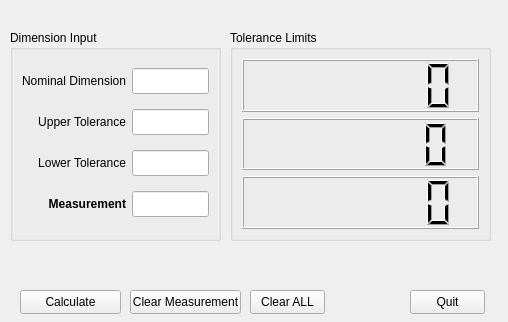
Before: the Qt Designer form tolerance.ui in asteng88/tolerance_helper, drawn with Qt 5.
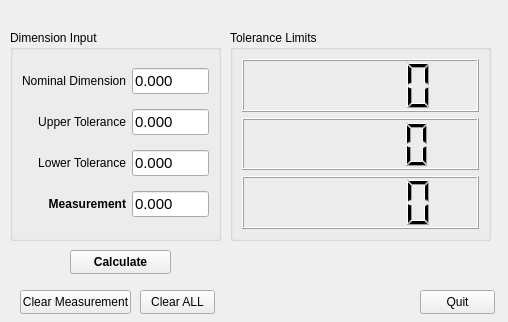
After: the same form once the commit is applied.

What changed in the file:
```diff
--- a/tolerance.ui
+++ b/tolerance.ui
@@ -11,12 +11,12 @@
    </rect>
   </property>
   <property name="windowTitle">
-   <string>Tolerance Helper - V1.1 - Andrew Thomas</string>
+   <string>Tolerance Helper - V1.2 - Andrew Thomas</string>
   </property>
   <widget class="QPushButton" name="quitButton">
    <property name="geometry">
     <rect>
-     <x>410</x>
+     <x>420</x>
      <y>290</y>
      <width>75</width>
      <height>24</height>
@@ -47,8 +47,11 @@
       <property name="layoutDirection">
        <enum>Qt::RightToLeft</enum>
       </property>
+      <property name="smallDecimalPoint">
+       <bool>true</bool>
+      </property>
       <property name="digitCount">
-       <number>7</number>
+       <number>5</number>
       </property>
       <property name="segmentStyle">
        <enum>QLCDNumber::Filled</enum>
@@ -79,10 +82,10 @@
        <number>1</number>
       </property>
       <property name="smallDecimalPoint">
-       <bool>false</bool>
+       <bool>true</bool>
       </property>
       <property name="digitCount">
-       <number>7</number>
+       <number>5</number>
       </property>
      </widget>
     </item>
@@ -99,8 +102,11 @@
       <property name="layoutDirection">
        <enum>Qt::RightToLeft</enum>
       </property>
+      <property name="smallDecimalPoint">
+       <bool>true</bool>
+      </property>
       <property name="digitCount">
-       <number>7</number>
+       <number>5</number>
       </property>
      </widget>
     </item>
@@ -147,6 +153,15 @@
       <property name="toolTip">
        <string>&lt;html&gt;&lt;head/&gt;&lt;body&gt;&lt;p&gt;Enter the &lt;span style=&quot; font-weight:700; color:#00aa00;&quot;&gt;NOMINAL&lt;/span&gt; dimension from the blueprint...&lt;/p&gt;&lt;/body&gt;&lt;/html&gt;</string>
       </property>
+      <property name="inputMask">
+       <string>9.999</string>
+      </property>
+      <property name="text">
+       <string>0.000</string>
+      </property>
+      <property name="cursorPosition">
+       <number>0</number>
+      </property>
      </widget>
     </item>
     <item row="1" column="0">
@@ -177,6 +192,15 @@
       <property name="toolTip">
        <string>&lt;html&gt;&lt;head/&gt;&lt;body&gt;&lt;p&gt;Enter the &lt;span style=&quot; font-weight:700; color:#00aa00;&quot;&gt;UPPE&lt;/span&gt;&lt;span style=&quot; font-weight:700; color:#00aa00;&quot;&gt;R&lt;/span&gt; tolerance from the blueprint...&lt;/p&gt;&lt;/body&gt;&lt;/html&gt;</string>
       </property>
+      <property name="inputMask">
+       <string>9.999</string>
+      </property>
+      <property name="text">
+       <string>0.000</string>
+      </property>
+      <property name="cursorPosition">
+       <number>0</number>
+      </property>
      </widget>
     </item>
     <item row="2" column="0">
@@ -197,18 +221,6 @@
       </property>
      </widget>
     </item>
-    <item row="2" column="1">
-     <widget class="QLineEdit" name="lower_tolerance_in">
-      <property name="font">
-       <font>
-        <pointsize>11</pointsize>
-       </font>
-      </property>
-      <property name="toolTip">
-       <string>&lt;html&gt;&lt;head/&gt;&lt;body&gt;&lt;p&gt;Enter the &lt;span style=&quot; font-weight:700; color:#00aa00;&quot;&gt;LOWER&lt;/span&gt; tolerance from the blueprint...&lt;/p&gt;&lt;/body&gt;&lt;/html&gt;</string>
-      </property>
-     </widget>
-    </item>
     <item row="3" column="0">
      <widget class="QLabel" name="label_4">
       <property name="font">
@@ -239,6 +251,39 @@
       <property name="toolTip">
        <string>&lt;html&gt;&lt;head/&gt;&lt;body&gt;&lt;p&gt;Enter your measurement here and click the &lt;span style=&quot; font-weight:700; color:#00aa00;&quot;&gt;CALCULATE&lt;/span&gt; button...&lt;/p&gt;&lt;/body&gt;&lt;/html&gt;</string>
       </property>
+      <property name="inputMask">
+       <string>9.999</string>
+      </property>
+      <property name="text">
+       <string>0.000</string>
+      </property>
+      <property name="cursorPosition">
+       <number>0</number>
+      </property>
+     </widget>
+    </item>
+    <item row="2" column="1">
+     <widget class="QLineEdit" name="lower_tolerance_in">
+      <property name="font">
+       <font>
+        <pointsize>11</pointsize>
+       </font>
+      </property>
+      <property name="toolTip">
+       <string>&lt;html&gt;&lt;head/&gt;&lt;body&gt;&lt;p&gt;Enter the &lt;span style=&quot; font-weight:700; color:#00aa00;&quot;&gt;LOWER&lt;/span&gt; tolerance from the blueprint...&lt;/p&gt;&lt;/body&gt;&lt;/html&gt;</string>
+      </property>
+      <property name="inputMask">
+       <string>9.999</string>
+      </property>
+      <property name="text">
+       <string>0.000</string>
+      </property>
+      <property name="cursorPosition">
+       <number>0</number>
+      </property>
+      <property name="placeholderText">
+       <string>0.000</string>
+      </property>
      </widget>
     </item>
    </layout>
@@ -249,10 +294,10 @@
    </property>
    <property name="geometry">
     <rect>
-     <x>20</x>
-     <y>249</y>
-     <width>421</width>
-     <height>31</height>
+     <x>190</x>
+     <y>250</y>
+     <width>301</width>
+     <height>21</height>
     </rect>
    </property>
    <property name="font">
@@ -281,7 +326,7 @@
   <widget class="QPushButton" name="clearTextButton">
    <property name="geometry">
     <rect>
-     <x>250</x>
+     <x>140</x>
      <y>290</y>
      <width>75</width>
      <height>24</height>
@@ -294,20 +339,33 @@
   <widget class="QPushButton" name="calculateButton">
    <property name="geometry">
     <rect>
-     <x>20</x>
-     <y>290</y>
+     <x>70</x>
+     <y>250</y>
      <width>101</width>
      <height>24</height>
     </rect>
    </property>
+   <property name="font">
+    <font>
+     <italic>false</italic>
+     <bold>true</bold>
+     <underline>false</underline>
+    </font>
+   </property>
+   <property name="autoFillBackground">
+    <bool>false</bool>
+   </property>
    <property name="text">
     <string>Calculate</string>
    </property>
+   <property name="autoDefault">
+    <bool>false</bool>
+   </property>
   </widget>
   <widget class="QPushButton" name="clearMeasurementButton">
    <property name="geometry">
     <rect>
-     <x>130</x>
+     <x>20</x>
      <y>290</y>
      <width>111</width>
      <height>24</height>
```
